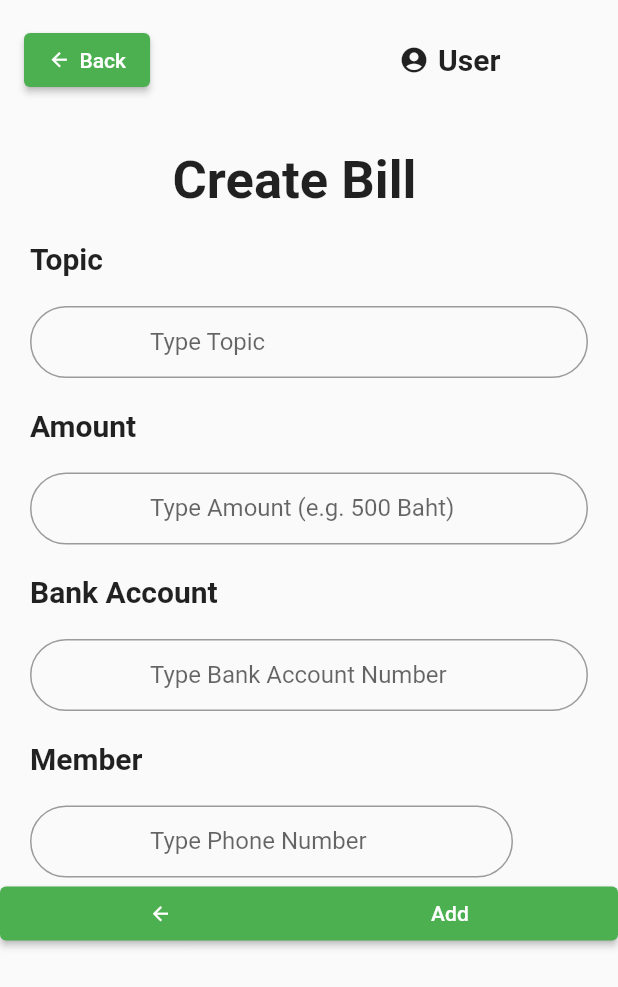
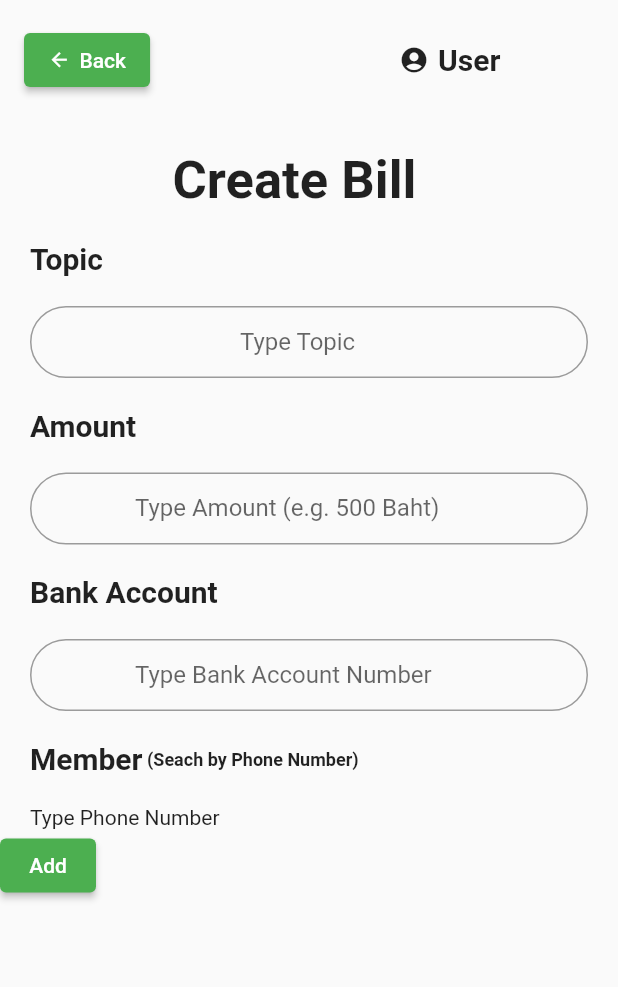
Before and after one commit to changatKU/mobile_final_project, a Flutter app: the screen it shows after launch, on a phone screen of 412 x 824 dp. Shown: the top 987 px of the screen. Run offline on Flutter 3.47's test engine with Material 2 defaults, Android fonts, the phone set to English and light mode, and no system bars; missing offline and left inert: dart:ffi.

Commit message:
edit text, add function not completed

```diff
--- a/lib/createBillEqual.dart
+++ b/lib/createBillEqual.dart
@@ -14,30 +14,29 @@ class CreateBillEqualScreen extends StatefulWidget {
 }
 
 class _CreateBillEqualScreenState extends State<CreateBillEqualScreen> {
-  TextField createBillField(
-      String hint_text, TextInputType textInputType) {
+  TextField createBillField(String hint_text, TextInputType textInputType)
+  {
       return TextField(
       decoration: InputDecoration(
         labelText: hint_text,
         border: OutlineInputBorder(borderRadius: BorderRadius.circular(40.0)),
         hintText: hint_text,
-        hintStyle: TextStyle(fontSize: 10, height: 2.0),
-        contentPadding: EdgeInsets.only(left: 80),
+        hintStyle: TextStyle(
+          fontSize: 10,
+          height: 1.5),
+        contentPadding: EdgeInsets.only(left: 70),
         //textAlign: TextAlign.center
       ),
       keyboardType: textInputType,
     );
   }
 
+
   @override
   Widget build(BuildContext context) {
     // List<Widget> widget=<Widget>[];
 
     return Scaffold (
-      // appBar: AppBar (
-      //   title: Text ('Create Bill',),
-      // centerTitle: true,
-    // ),
       body: SafeArea(
         child: SingleChildScrollView(
           child:
@@ -101,7 +100,17 @@ class _CreateBillEqualScreenState extends State<CreateBillEqualScreen> {
 
         Container(
           margin: EdgeInsets.only(top: 20.0, left: 20.0, right: 20.0),
-          child: createBillField('Type Topic', TextInputType.text)
+          child: TextField(
+      decoration: InputDecoration(
+        labelText: 'Type Topic',
+        border: OutlineInputBorder(borderRadius: BorderRadius.circular(40.0)),
+        hintText: 'Type Topic',
+        hintStyle: TextStyle(fontSize: 10, height: 2.0),
+        contentPadding: EdgeInsets.only(left: 140),
+        //textAlign: TextAlign.center
+      ),
+      keyboardType: TextInputType.text,
+    )
         ),
 
         Container(
@@ -132,46 +141,50 @@ class _CreateBillEqualScreenState extends State<CreateBillEqualScreen> {
 
         Container(
           margin: EdgeInsets.only(top: 20.0, left: 20.0),
-          child: Text('Member', style: TextStyle(
+          child: Row(
+            children: [
+              Row(children: [
+                Text('Member', style: TextStyle(
                   fontSize: 20,
                   fontWeight: FontWeight.w600,
+                ),),
+                Text(' (Seach by Phone Number)', style: TextStyle(
+                  fontSize: 12,
+                  height: 1.5,
+                  fontWeight: FontWeight.w600
                 )),
+              ],)
+            ],
+          ),
         ),
 
-        // Row(mainAxisAlignment: MainAxisAlignment.spaceEvenly, children:
-        // [],),
+
 
         Container(
           margin: EdgeInsets.only(top: 20.0, left: 20.0, right: 70.0),
-          child:
-            // Row(mainAxisAlignment: MainAxisAlignment.spaceEvenly, children:
-            // [
-              createBillField('Type Phone Number', TextInputType.text),
-            // ],),
+          child: Row(
+            children: [
+              Row(children: [
+                Text('Type Phone Number'),
+                // Builder(builder: addMember)
+              ],)
+            ],
+          ),
+          // createBillField('Type Phone Number', TextInputType.text),
         ),
 
-        Container(
-          child: ElevatedButton (
+            Container(child: ElevatedButton (
               onPressed: () {
                 Navigator.push (
                 context, MaterialPageRoute(
-                builder: (context) => const RegisterScreen() // change route
+                  builder: (context) => const RegisterScreen() // add list view
                   ),);
               },
-            child: Row(mainAxisAlignment: MainAxisAlignment.spaceEvenly, children:
-            [
-              Icon(
-                Icons.arrow_back_outlined,
-                size: 15.0),
-                Padding(padding: EdgeInsets.only(left: 6.0)),
-                Text('Add'),
+              child: Text('Add'),
+              ),),
+
         ],),),
 
-          ),
-
-
-         ],),
-        ),
       ),
       );
   }
```
Lines whose indentation alone changed are shown as unchanged.
